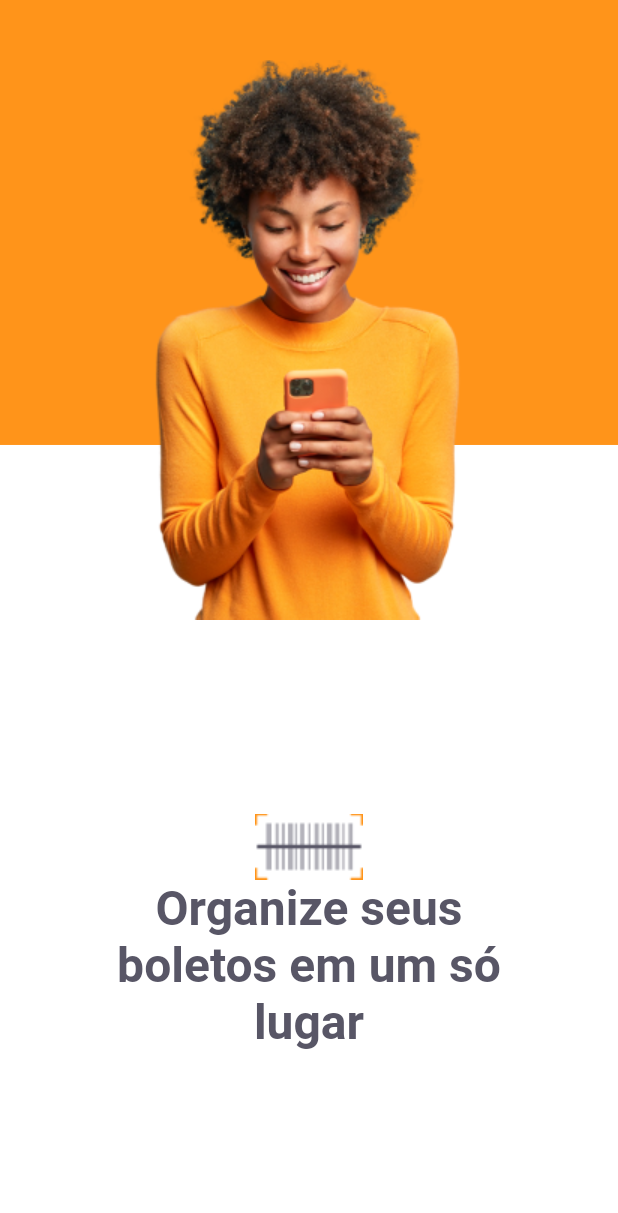
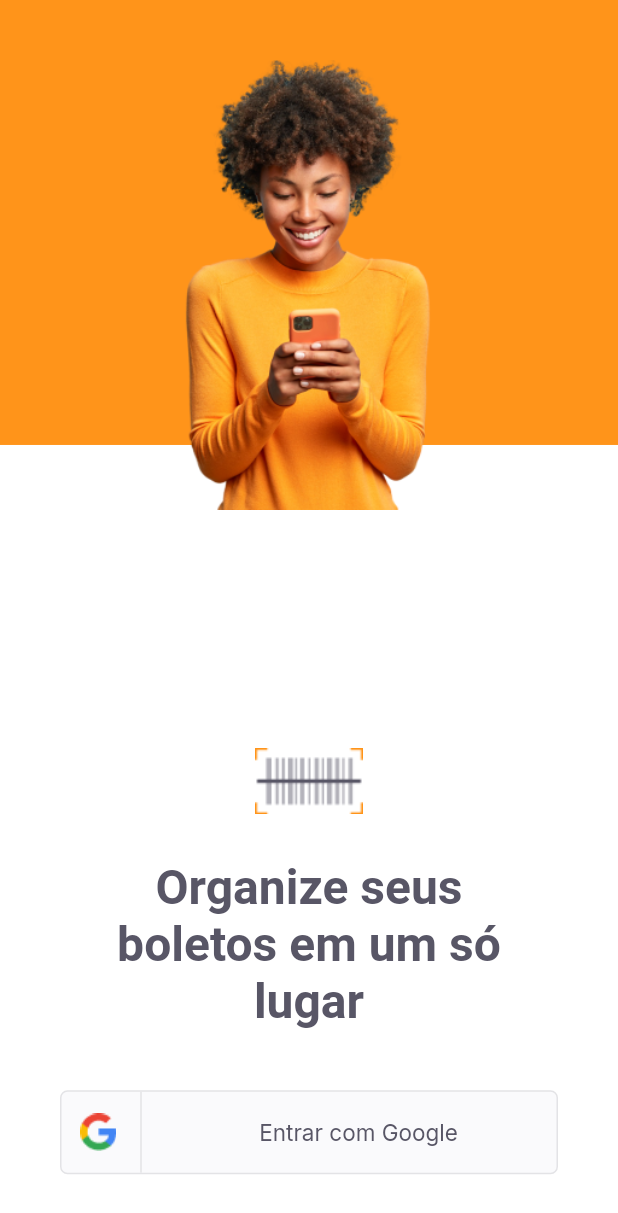
Before and after one commit to TheRoogers/payflow, a Flutter app: the screen it shows after launch, on a phone screen of 412 x 824 dp. Shown: the top 1213 px of the screen. Run offline on Flutter 3.47's test engine with Material 2 defaults, Android fonts, the phone set to English and light mode, and no system bars; our stand-ins replace firebase_core, google_fonts; accounts and stored records are empty.

```diff
--- /dev/null
+++ b/lib/app_widget.dart
@@ -0,0 +1,15 @@
+import 'package:flutter/material.dart';
+import 'package:payflow/shared/themes/app_colors.dart';
+
+import 'modules/login/login_page.dart';
+
+class AppWidget extends StatelessWidget {
+  @override
+  Widget build(BuildContext context) {
+    return MaterialApp(
+      title: 'Pay Flow',
+      theme: ThemeData(primaryColor: AppColors.primary),
+      home: LoginPage(),
+    );
+  }
+}
--- a/lib/main.dart
+++ b/lib/main.dart
@@ -1,19 +1,43 @@
+import 'package:firebase_core/firebase_core.dart';
 import 'package:flutter/material.dart';
-import 'package:payflow/modules/login/login_page.dart';
-import 'package:payflow/modules/splash/splash_page.dart';
+import 'package:payflow/app_widget.dart';
+import 'package:payflow/modules/home/home_page.dart';
 import 'package:payflow/shared/themes/app_colors.dart';
 
 void main() {
-  runApp(AppWidget());
+  runApp(AppFirebase());
 }
 
-class AppWidget extends StatelessWidget {
+class AppFirebase extends StatefulWidget {
+  @override
+  _AppFirebaseState createState() => _AppFirebaseState();
+}
+
+class _AppFirebaseState extends State<AppFirebase> {
+  final Future<FirebaseApp> _initialization = Firebase.initializeApp();
   @override
   Widget build(BuildContext context) {
-    return MaterialApp(
-      title: 'Pay Flow',
-      theme: ThemeData(primaryColor: AppColors.primary),
-      home: LoginPage(),
-    );
+    return FutureBuilder(
+        future: _initialization,
+        builder: (context, snapshot) {
+          if (snapshot.hasError) {
+            return Material(
+              child: Center(
+                child: Text(
+                  "Não foi possível inicializar o FIrebase",
+                  textDirection: TextDirection.ltr,
+                ),
+              ),
+            );
+          } else if (snapshot.connectionState == ConnectionState.done) {
+            return AppWidget();
+          } else {
+            return Material(
+              child: Center(
+                child: CircularProgressIndicator(),
+              ),
+            );
+          }
+        });
   }
 }
--- /dev/null
+++ b/lib/modules/home/home_page.dart
@@ -0,0 +1,15 @@
+
+import 'package:flutter/material.dart';
+
+class HomePage extends StatelessWidget {
+  const HomePage({ Key? key }) : super(key: key);
+
+  @override
+  Widget build(BuildContext context) {
+    return Scaffold(
+      appBar: AppBar(
+        title: Text("HomePage"),
+      ),
+    );
+  }
+}
--- a/lib/modules/login/login_page.dart
+++ b/lib/modules/login/login_page.dart
@@ -2,6 +2,7 @@ import 'package:flutter/material.dart';
 import 'package:payflow/shared/themes/app_colors.dart';
 import 'package:payflow/shared/themes/app_images.dart';
 import 'package:payflow/shared/themes/app_text_styles.dart';
+import 'package:payflow/shared/widgets/social_login/social_login_button.dart';
 
 class LoginPage extends StatefulWidget {
   const LoginPage({Key? key}) : super(key: key);
@@ -27,15 +28,16 @@ class _LoginPageState extends State<LoginPage> {
               color: AppColors.primary,
             ),
             Positioned(
-              top: 40,
-              left: 0,
-              right: 0,
-              child: Image.asset(
-                AppImages.person, width: 208, height: 373,
-              )
-            ),
+                top: 40,
+                left: 0,
+                right: 0,
+                child: Image.asset(
+                  AppImages.person,
+                  width: 208,
+                  height: 300,
+                )),
             Positioned(
-              bottom: size.height * 0.15,
+              bottom: size.height * 0.05,
               left: 0,
               right: 0,
               child: Column(
@@ -44,11 +46,22 @@ class _LoginPageState extends State<LoginPage> {
                 children: [
                   Image.asset(AppImages.logomini),
                   Padding(
-                    padding: const EdgeInsets.only(left: 70, right: 70),
+                    padding:
+                        const EdgeInsets.only(top: 30, left: 70, right: 70),
                     child: Text(
                       "Organize seus boletos em um só lugar",
                       textAlign: TextAlign.center,
-                      style: TextStyles.titleHome,),
+                      style: TextStyles.titleHome,
+                    ),
+                  ),
+                  Padding(
+                    padding:
+                        const EdgeInsets.only(left: 40, right: 40, top: 40),
+                    child: SocialLoginButton(
+                      onTap: () {
+                      print("clicou");
+                      }
+                    ),
                   )
                 ],
               ),
--- /dev/null
+++ b/lib/shared/widgets/social_login/social_login_button.dart
@@ -0,0 +1,49 @@
+import 'package:flutter/material.dart';
+import 'package:payflow/shared/themes/app_colors.dart';
+import 'package:payflow/shared/themes/app_images.dart';
+import 'package:payflow/shared/themes/app_text_styles.dart';
+
+class SocialLoginButton extends StatelessWidget {
+  final VoidCallback onTap;
+  const SocialLoginButton({Key? key, required this.onTap}) : super(key: key);
+
+  @override
+  Widget build(BuildContext context) {
+    return InkWell(
+      onTap: onTap,
+      child: Container(
+        height: 56,
+        decoration: BoxDecoration(
+            color: AppColors.shape,
+            borderRadius: BorderRadius.circular(5),
+            border: Border.fromBorderSide(BorderSide(
+              color: AppColors.stroke,
+            ))),
+        child: Row(
+          children: [
+            Expanded(
+                flex: 1,
+                child: Row(
+                  mainAxisAlignment: MainAxisAlignment.center,
+                  children: [
+                    Image.asset(AppImages.google),
+                    SizedBox(width: 16),
+                    Container(
+                      height: 56,
+                      width: 1,
+                      color: AppColors.stroke,
+                    )
+                  ],
+                )),
+            Expanded(
+              flex: 4,
+              child: Row(mainAxisAlignment: MainAxisAlignment.center, children: [
+                Text("Entrar com Google", style: TextStyles.buttonGray),
+              ]),
+            ),
+          ],
+        ),
+      ),
+    );
+  }
+}
--- a/pubspec.yaml
+++ b/pubspec.yaml
@@ -24,6 +24,7 @@ dependencies:
   flutter:
     sdk: flutter
   cupertino_icons: ^1.0.2
+  firebase_core: ^1.3.0
   google_fonts: ^2.1.0
 
 dev_dependencies:
```
Also changed, not shown: pubspec.lock, 2 other files.
